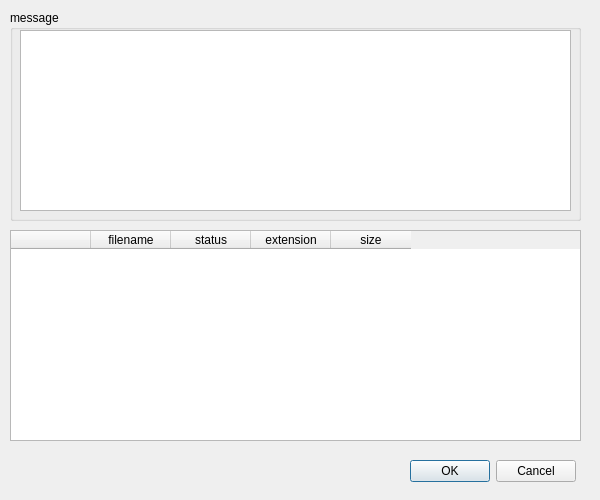
This is ui/commitwindow.ui in hidog/HiGit as Qt 5 draws it before an edit. The edited form follows.
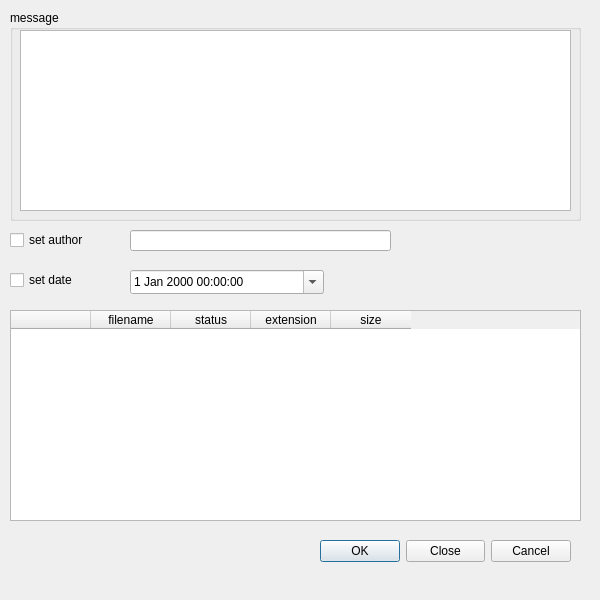
This is the edited form.

```diff
--- a/ui/commitwindow.ui
+++ b/ui/commitwindow.ui
@@ -7,7 +7,7 @@
     <x>0</x>
     <y>0</y>
     <width>600</width>
-    <height>500</height>
+    <height>600</height>
    </rect>
   </property>
   <property name="windowTitle">
@@ -20,7 +20,7 @@
    <property name="geometry">
     <rect>
      <x>10</x>
-     <y>230</y>
+     <y>310</y>
      <width>571</width>
      <height>211</height>
     </rect>
@@ -39,7 +39,7 @@
    </attribute>
    <column>
     <property name="text">
-     <string> </string>
+     <string/>
     </property>
    </column>
    <column>
@@ -66,14 +66,17 @@
   <widget class="QDialogButtonBox" name="buttonBox">
    <property name="geometry">
     <rect>
-     <x>325</x>
-     <y>460</y>
+     <x>320</x>
+     <y>540</y>
      <width>251</width>
      <height>23</height>
     </rect>
    </property>
    <property name="standardButtons">
-    <set>QDialogButtonBox::Cancel|QDialogButtonBox::Ok</set>
+    <set>QDialogButtonBox::Cancel|QDialogButtonBox::Close|QDialogButtonBox::Ok</set>
+   </property>
+   <property name="centerButtons">
+    <bool>false</bool>
    </property>
   </widget>
   <widget class="QGroupBox" name="groupBox">
@@ -99,6 +102,61 @@
     </property>
    </widget>
   </widget>
+  <widget class="QCheckBox" name="authorCheckBox">
+   <property name="geometry">
+    <rect>
+     <x>10</x>
+     <y>230</y>
+     <width>90</width>
+     <height>20</height>
+    </rect>
+   </property>
+   <property name="text">
+    <string>set author</string>
+   </property>
+  </widget>
+  <widget class="QLineEdit" name="authorLEdit">
+   <property name="enabled">
+    <bool>true</bool>
+   </property>
+   <property name="geometry">
+    <rect>
+     <x>130</x>
+     <y>230</y>
+     <width>261</width>
+     <height>21</height>
+    </rect>
+   </property>
+  </widget>
+  <widget class="QCheckBox" name="dateCheckBox">
+   <property name="geometry">
+    <rect>
+     <x>10</x>
+     <y>270</y>
+     <width>90</width>
+     <height>20</height>
+    </rect>
+   </property>
+   <property name="text">
+    <string>set date</string>
+   </property>
+  </widget>
+  <widget class="QDateTimeEdit" name="dateTimeEdit">
+   <property name="geometry">
+    <rect>
+     <x>130</x>
+     <y>270</y>
+     <width>194</width>
+     <height>24</height>
+    </rect>
+   </property>
+   <property name="currentSection">
+    <enum>QDateTimeEdit::AmPmSection</enum>
+   </property>
+   <property name="calendarPopup">
+    <bool>true</bool>
+   </property>
+  </widget>
  </widget>
  <resources/>
  <connections>
```
Left out of the diff: 48 changed lines with no effect on the pictures.
